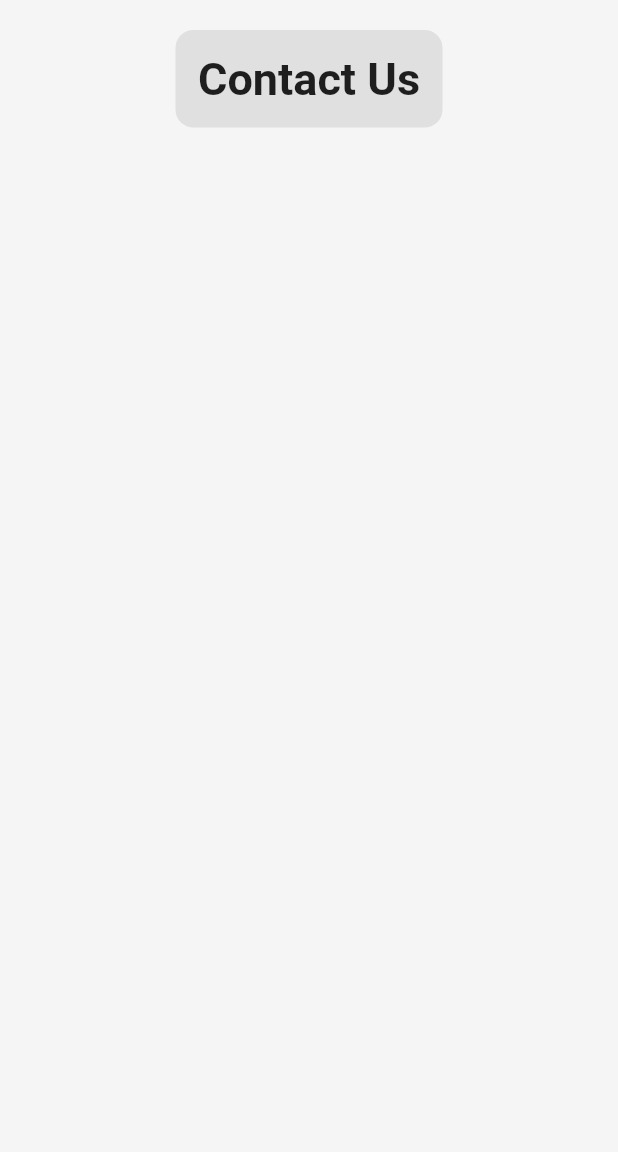
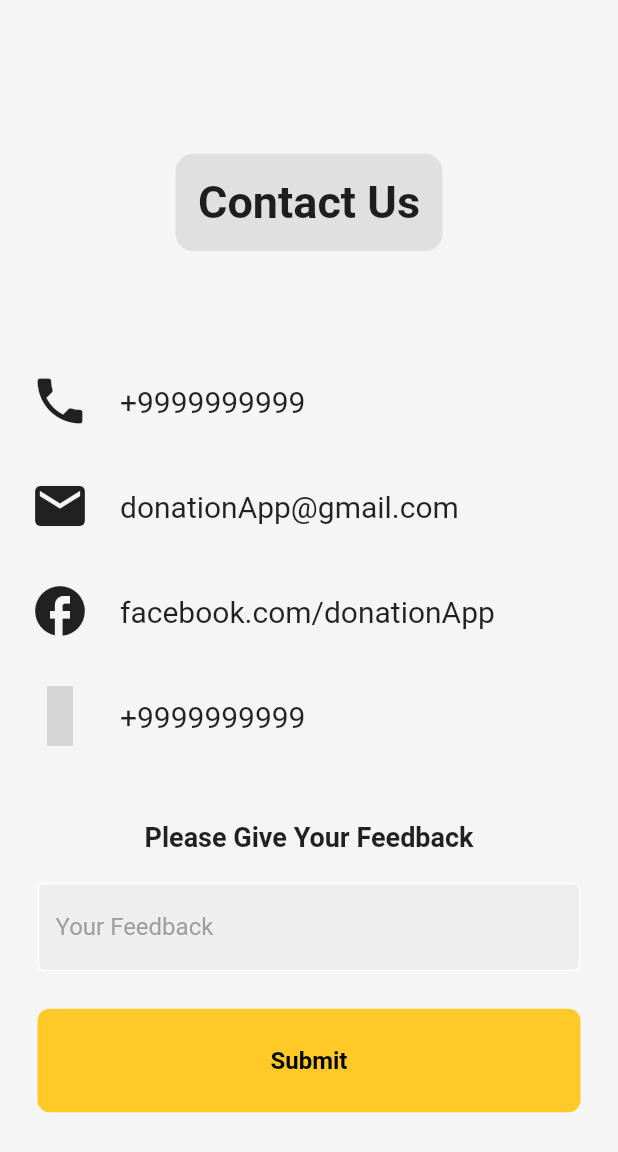
Before and after one commit to prathameshk23/organ-donation-app, a Flutter app: the ContactPage screen opened directly, on a phone screen of 412 x 824 dp. Shown: the top 1152 px of the screen. Run offline on Flutter 3.47's test engine with Material 2 defaults, Android fonts, the phone set to English and light mode, and no system bars; our stand-ins replace cloud_firestore, firebase_auth, firebase_core; missing offline and left inert: flutter_email_sender; accounts and stored records are empty; statements that could not run were skipped; grey boxes are pictures that could not be loaded.

Commit message:
updated contact us

```diff
--- a/lib/pages/contact_us.dart
+++ b/lib/pages/contact_us.dart
@@ -1,4 +1,10 @@
+// ignore_for_file: prefer_const_literals_to_create_immutables, prefer_const_constructors, duplicate_ignore
+
+import 'package:cloud_firestore/cloud_firestore.dart';
+import 'package:firebase_auth/firebase_auth.dart';
 import 'package:flutter/material.dart';
+
+import '../components/my_textfield.dart';
 
 class ContactPage extends StatefulWidget {
   const ContactPage({super.key});
@@ -8,12 +14,40 @@ class ContactPage extends StatefulWidget {
 }
 
 class _ContactPageState extends State<ContactPage> {
+  final _feedbackController = TextEditingController();
+
+  @override
+  void dispose() {
+    _feedbackController.dispose();
+    super.dispose();
+  }
+
+  final user = FirebaseAuth.instance.currentUser!;
+
+  Future addUserFeedback(
+    String feedback,
+  ) async {
+    await FirebaseFirestore.instance
+        .collection(user.email!)
+        .add({'Feedback': feedback});
+  }
+
+  Future addFeedback() async {
+    addUserFeedback(
+      _feedbackController.text.trim(),
+    );
+
+    Navigator.pop(context,
+        MaterialPageRoute(builder: ((context) => const ContactPage())));
+  }
+
   @override
   Widget build(BuildContext context) {
     return Scaffold(
         backgroundColor: Colors.grey[100],
         body: SafeArea(
             child: Center(
+          child: SingleChildScrollView(
             child: Column(
               children: [
                 const SizedBox(height: 20),
@@ -32,8 +66,142 @@ class _ContactPageState extends State<ContactPage> {
                     ),
                   ),
                 ),
+                const SizedBox(
+                  height: 80,
+                ),
+                Row(
+                  children: [
+                    SizedBox(
+                      width: 20,
+                    ),
 
+                    // ignore: prefer_const_constructors
+                    Icon(
+                      Icons.phone,
+                      size: 40,
+                    ),
+                    SizedBox(
+                      width: 20,
+                    ),
+                    Text(
+                      "+9999999999",
+                      style: TextStyle(fontSize: 20),
+                    )
                   ],
+                ),
+                const SizedBox(
+                  height: 30,
+                ),
+                Row(
+                  children: [
+                    SizedBox(
+                      width: 20,
+                    ),
+
+                    // ignore: prefer_const_constructors
+                    Icon(
+                      Icons.email,
+                      size: 40,
+                    ),
+                    SizedBox(
+                      width: 20,
+                    ),
+                    Text(
+                      "donationApp@gmail.com",
+                      style: TextStyle(fontSize: 20),
+                    )
+                  ],
+                ),
+                const SizedBox(
+                  height: 30,
+                ),
+                Row(
+                  children: [
+                    SizedBox(
+                      width: 20,
+                    ),
+
+                    // ignore: prefer_const_constructors
+                    Icon(
+                      Icons.facebook,
+                      size: 40,
+                    ),
+                    SizedBox(
+                      width: 20,
+                    ),
+                    Text(
+                      "facebook.com/donationApp",
+                      style: TextStyle(fontSize: 20),
+                    )
+                  ],
+                ),
+                const SizedBox(
+                  height: 30,
+                ),
+                Row(
+                  children: [
+                    SizedBox(
+                      width: 20,
+                    ),
+
+                    // ignore: prefer_const_constructors
+                    Icon(
+                      Icons.whatsapp,
+                      size: 40,
+                    ),
+                    SizedBox(
+                      width: 20,
+                    ),
+                    Text(
+                      "+9999999999",
+                      style: TextStyle(fontSize: 20),
+                    )
+                  ],
+                ),
+                SizedBox(
+                  height: 50,
+                ),
+
+                Text(
+                  "Please Give Your Feedback",
+                  style: TextStyle(fontSize: 18, fontWeight: FontWeight.bold),
+                ),
+                SizedBox(
+                  height: 20,
+                ),
+
+                MyTextField(
+                  controller: _feedbackController,
+                  hintText: 'Your Feedback',
+                  obscureText: false,
+                ),
+
+                const SizedBox(height: 25),
+
+                // donate button
+                GestureDetector(
+                  onTap: addFeedback,
+                  child: Container(
+                    padding: const EdgeInsets.all(25),
+                    margin: const EdgeInsets.symmetric(horizontal: 25),
+                    decoration: BoxDecoration(
+                      color: Colors.amber[400],
+                      borderRadius: BorderRadius.circular(8),
+                    ),
+                    child: const Center(
+                      child: Text(
+                        "Submit",
+                        style: TextStyle(
+                          color: Colors.black,
+                          fontWeight: FontWeight.bold,
+                          fontSize: 16,
+                        ),
+                      ),
+                    ),
+                  ),
+                ),
+              ],
+            ),
           ),
         )));
   }
--- a/lib/pages/sign_out.dart
+++ b/lib/pages/sign_out.dart
@@ -21,7 +21,24 @@ class _SignOutState extends State<SignOut> {
             Center(
               child: Column(children: [
                 SizedBox(
-                  height: 200,
+                  height: 50,
+                ),
+                Center(
+                  child: Container(
+                    padding: EdgeInsets.all(5),
+                    decoration: BoxDecoration(
+                      borderRadius: BorderRadius.circular(15),
+                      color: Colors.black,
+                    ),
+                    child: Icon(
+                      Icons.person,
+                      size: 80,
+                      color: Colors.white,
+                    ),
+                  ),
+                ),
+                SizedBox(
+                  height: 30,
                 ),
                 Text(
                   'Signed In as: ${user.email!}',
@@ -31,7 +48,7 @@ class _SignOutState extends State<SignOut> {
                   ),
                 ),
                 SizedBox(
-                  height: 20,
+                  height: 50,
                 ),
                 MaterialButton(
                   onPressed: () {
@@ -41,7 +58,7 @@ class _SignOutState extends State<SignOut> {
                   color: Colors.black,
                   child: Text(
                     'Sign Out',
-                    style: TextStyle(color: Colors.white),
+                    style: TextStyle(color: Colors.white, fontSize: 18),
                   ),
                 )
               ]),
```
Also changed, not shown: lib/pages/donation_form.dart (+16 -1 lines), pubspec.yaml (+2 -6 lines), pubspec.lock, 1 other file. Lines whose indentation alone changed are shown as unchanged.
